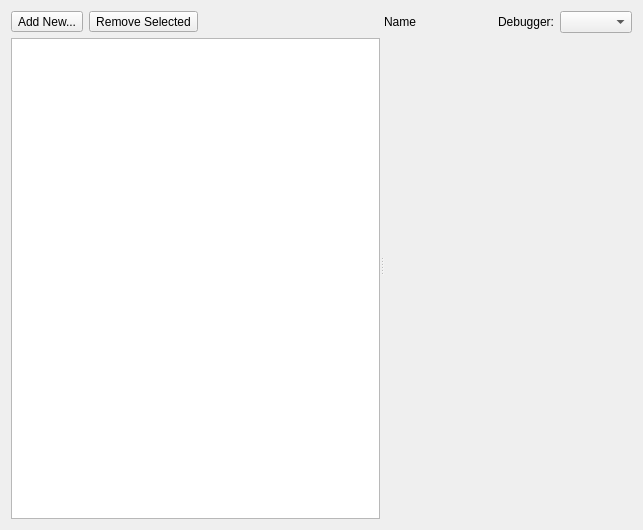
Before: the Qt Designer form shell/launchconfigurationdialog.ui in KDE/kdevelop, drawn with Qt 5.
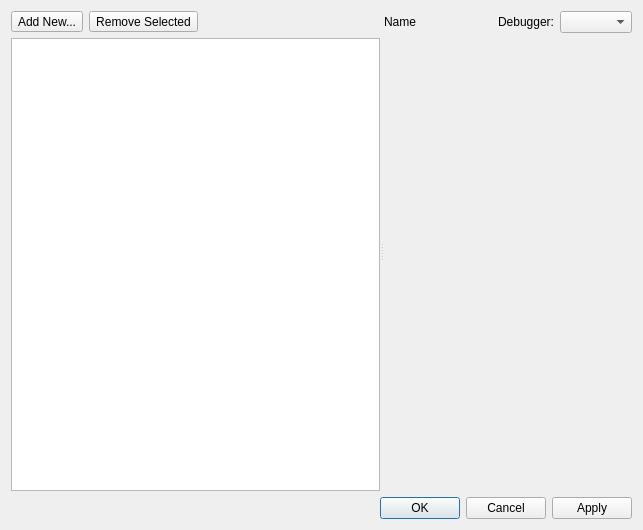
After: the same form once the commit is applied.

Commit message:
KF5: Port KDialog -> QDialog
Some parts/plugins were left out, because I did not verify everything
was working after the porting scripts did their job
- plugins/cvs - (don't even know how to trigger the code path)
- plugins/subversion (lot's of dialogs involved)
- plugins/snippet/legacy/ (will be dropped anyway, not worth it)
- plugins/dashboard (not built, what's the state of that anyway?)

For the rest of dialogs, ported in this patch, I manually tested each
of them. So everything should still be working as expected.
Still putting this up for review to have another pair of eyes on the patch.

Diff of the .ui file:
```diff
--- a/shell/launchconfigurationdialog.ui
+++ b/shell/launchconfigurationdialog.ui
@@ -72,7 +72,7 @@
        </item>
       </layout>
      </widget>
-     <widget class="QWidget" name="">
+     <widget class="QWidget" name="layoutWidget">
       <layout class="QGridLayout" name="gridLayout_2">
        <item row="0" column="1">
         <widget class="QLabel" name="debugLabel">
@@ -132,6 +132,13 @@
      </widget>
     </widget>
    </item>
+   <item>
+    <widget class="QDialogButtonBox" name="buttonBox">
+     <property name="standardButtons">
+      <set>QDialogButtonBox::Apply|QDialogButtonBox::Cancel|QDialogButtonBox::Ok</set>
+     </property>
+    </widget>
+   </item>
   </layout>
   <zorder>splitter</zorder>
   <zorder>debugger</zorder>
```
Left out of the diff: 4 changed lines with no effect on the pictures. The commit also changes 47 other files.
